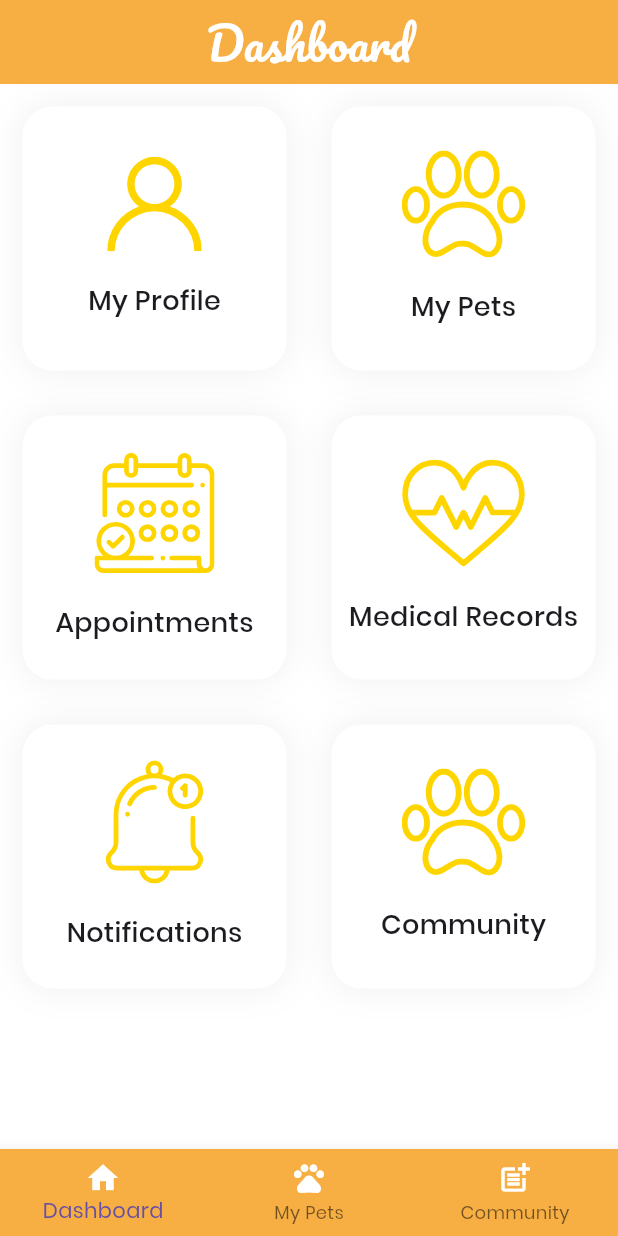
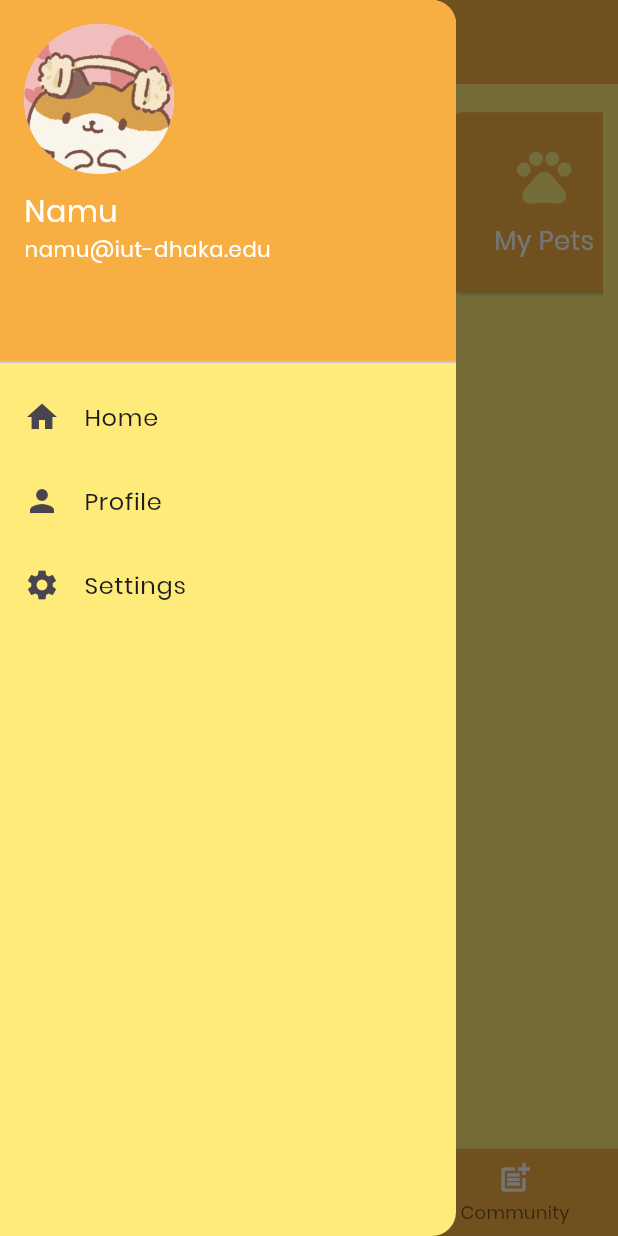
Before and after one commit to syk08/PetPal, a Flutter app: the Dashboard screen opened by its route, with the side drawer open (before the commit the screen has no drawer), on a phone screen of 412 x 824 dp. Run offline on Flutter 3.47's test engine with Material 3 defaults, Android fonts, the phone set to English and light mode, and no system bars; drawn by our look-alikes of carousel_slider; our stand-ins replace flutter_svg, go_router, image_picker.

Commit message:
profile drawer + slider added

```diff
--- a/lib/screens/dashboard.dart
+++ b/lib/screens/dashboard.dart
@@ -1,9 +1,14 @@
 import 'package:flutter/material.dart';
+import 'package:flutter/widgets.dart';
 import 'package:flutter_svg/flutter_svg.dart';
 import 'package:go_router/go_router.dart';
 import 'package:pet_pal/widgets/navbar.dart';
 import '../core/util.dart';
 import '../widgets/card.dart';
+import 'package:carousel_slider/carousel_slider.dart';
+
+import '../widgets/slider_widget.dart';
+import '../widgets/profile_drawer.dart';
 
 class Dashboard extends StatefulWidget {
   static const routeName = '/dashboard';
@@ -33,47 +38,60 @@
   @override
   Widget build(BuildContext context) {
     return Scaffold(
+      backgroundColor: Color.fromARGB(255, 255, 235, 121),
       appBar: Navbar(
         title: 'Dashboard',
         currentIndex: _selectedIndex,
         onTap: _onItemTapped,
       ),
-      backgroundColor: Colors.white,
-      body: CustomScrollView(
-        shrinkWrap: true,
-        slivers: <Widget>[
-          // SliverToBoxAdapter(
-          //   child: Container(
-          //     height: 136,
-          //     margin: EdgeInsets.symmetric(vertical: 30, horizontal: 10),
-          //     child: Column(
-          //       mainAxisAlignment: MainAxisAlignment.start,
-          //       crossAxisAlignment: CrossAxisAlignment.start,
-          //       children: <Widget>[
-          //         Text(
-          //           'Your Pet\'s',
-          //           style: TextStyle(fontSize: 45, fontWeight: FontWeight.w500),
-          //         ),
-          //         Text(
-          //           'is here now!',
-          //           style: TextStyle(fontSize: 45, fontWeight: FontWeight.w500),
-          //         ),
-          //       ],
-          //     ),
-          //   ),
-          // ),
-          SliverGrid.count(
-            crossAxisCount: 2,
-            children: <Widget>[
-              card(context, 'MyProfile', 'svg', 'My Profile', 'mypets'),
-              card(context, 'MyPets', 'svg', 'My Pets', 'mypets'),
-              card(context, 'Appointments', 'svg', 'Appointments', 'mypets'),
-              card(context, 'MedicalRecords', 'svg', 'Medical Records',
-                  'mypets'),
-              card(context, 'Notifications', 'svg', 'Notifications', 'mypets'),
-              card(context, 'MyPets', 'svg', 'Community', 'posts'),
-            ],
+      drawer: ProfileDrawer(),
+      body: Column(
+        children: [
+          Container(
+            margin: EdgeInsets.all(10),
+            height: MediaQuery.of(context).size.height / 6,
+            child: CarouselSlider(
+              options: CarouselOptions(
+                height: MediaQuery.of(context).size.height / 6,
+                aspectRatio: 16 / 12,
+                viewportFraction: 0.4,
+                enlargeCenterPage: true,
+              ),
+              items: [
+                SliderWidget(
+                    context: context,
+                    title: 'Profile',
+                    icon: Icons.person,
+                    route: '/profile'),
+                SliderWidget(
+                    context: context,
+                    title: 'My Pets',
+                    icon: Icons.pets,
+                    route: '/mypets'),
+                SliderWidget(
+                    context: context,
+                    title: 'Community',
+                    icon: Icons.group,
+                    route: '/posts'),
+                SliderWidget(
+                    context: context,
+                    title: 'Adopt',
+                    icon: Icons.favorite,
+                    route: '/adopt'),
+                SliderWidget(
+                    context: context,
+                    title: 'Lost & Found',
+                    icon: Icons.search,
+                    route: '/lostfound'),
+                SliderWidget(
+                    context: context,
+                    title: 'Virtual Vet',
+                    icon: Icons.local_hospital,
+                    route: '/vet'),
+              ],
+            ),
           ),
+          // Other content of the dashboard goes here...
         ],
       ),
       bottomNavigationBar: BottomNavbar(
--- /dev/null
+++ b/lib/widgets/profile_drawer.dart
@@ -0,0 +1,72 @@
+import 'package:flutter/material.dart';
+import 'package:go_router/go_router.dart';
+
+class ProfileDrawer extends StatelessWidget {
+  @override
+  Widget build(BuildContext context) {
+    return Drawer(
+      backgroundColor: Color.fromARGB(255, 255, 235, 121),
+      child: ListView(
+        padding: EdgeInsets.zero,
+        children: <Widget>[
+          Container(
+            height: 250,
+            child: const DrawerHeader(
+              decoration: BoxDecoration(
+                color: Color.fromARGB(255, 247, 175, 68),
+              ),
+              child: Column(
+                crossAxisAlignment: CrossAxisAlignment.start,
+                children: [
+                  CircleAvatar(
+                    radius: 50,
+                    backgroundImage: AssetImage('assets/images/profile.png'),
+                  ),
+                  SizedBox(height: 10),
+                  Text(
+                    'Namu',
+                    style: TextStyle(
+                      color: Colors.white,
+                      fontSize: 20,
+                    ),
+                  ),
+                  Text(
+                    'namu@iut-dhaka.edu',
+                    style: TextStyle(
+                      color: Colors.white,
+                      fontSize: 14,
+                    ),
+                  ),
+                ],
+              ),
+            ),
+          ),
+          ListTile(
+            leading: Icon(Icons.home),
+            title: Text('Home'),
+            onTap: () {
+              Navigator.of(context).pop();
+              GoRouter.of(context).go('/dashboard');
+            },
+          ),
+          ListTile(
+            leading: Icon(Icons.person),
+            title: Text('Profile'),
+            onTap: () {
+              Navigator.of(context).pop();
+              GoRouter.of(context).go('/profile');
+            },
+          ),
+          ListTile(
+            leading: Icon(Icons.settings),
+            title: Text('Settings'),
+            onTap: () {
+              Navigator.of(context).pop();
+              GoRouter.of(context).go('/settings');
+            },
+          ),
+        ],
+      ),
+    );
+  }
+}
--- /dev/null
+++ b/lib/widgets/slider_widget.dart
@@ -0,0 +1,51 @@
+import 'package:flutter/material.dart';
+import 'package:go_router/go_router.dart';
+
+class SliderWidget extends StatelessWidget {
+  const SliderWidget({
+    super.key,
+    required this.context,
+    required this.title,
+    required this.icon,
+    required this.route,
+  });
+
+  final BuildContext context;
+  final String title;
+  final IconData icon;
+  final String route;
+
+  @override
+  Widget build(BuildContext context) {
+    return GestureDetector(
+      onTap: () {
+        GoRouter.of(context).go(route);
+      },
+      child: Card(
+        color: Color.fromARGB(255, 247, 175, 68),
+        margin: EdgeInsets.symmetric(horizontal: 5.0),
+        child: Container(
+          alignment: Alignment.center,
+          child: Column(
+            mainAxisAlignment: MainAxisAlignment.center,
+            children: [
+              Icon(
+                icon,
+                size: 50,
+                color: Color.fromARGB(255, 255, 236, 131),
+              ),
+              SizedBox(height: 10),
+              Text(
+                title,
+                style: TextStyle(
+                  fontSize: 20,
+                  color: Colors.white,
+                ),
+              ),
+            ],
+          ),
+        ),
+      ),
+    );
+  }
+}
--- a/pubspec.yaml
+++ b/pubspec.yaml
@@ -7,6 +7,7 @@
   sdk: ">=3.4.3 <4.0.0"
 
 dependencies:
+  carousel_slider: ^4.2.1
   image_picker: ^1.1.2
   cupertino_icons: ^1.0.8
   flutter:
```
Also changed, not shown: assets/images/profile.png (added), pubspec.lock.
